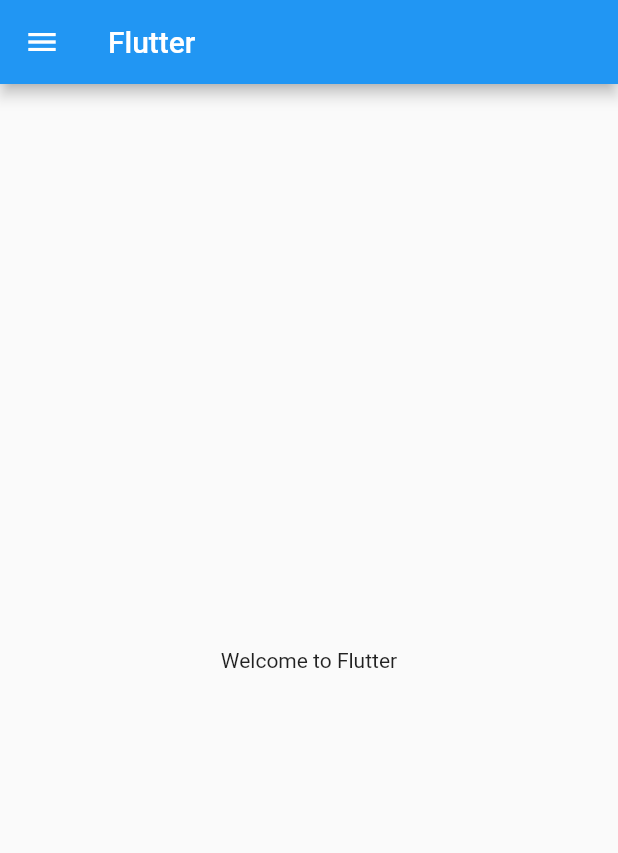
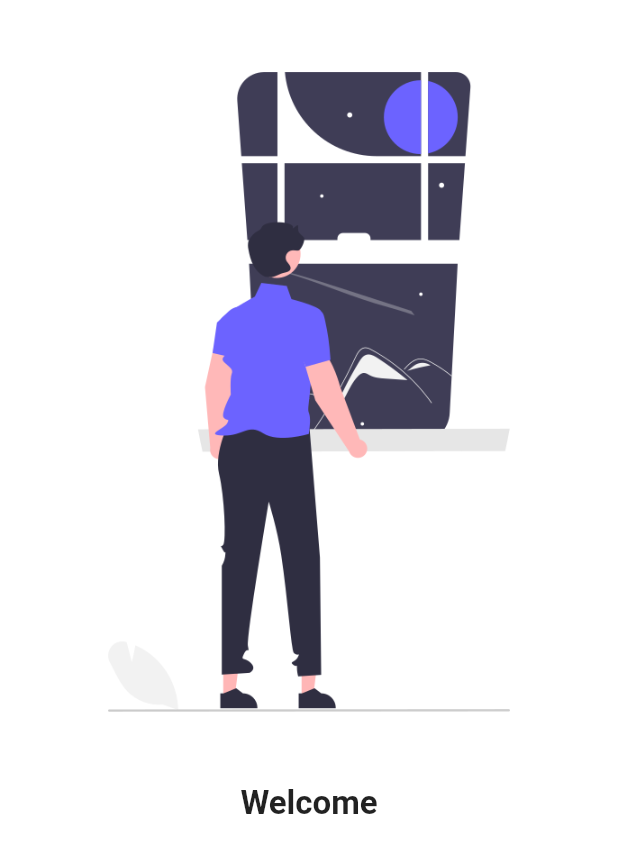
Before and after one commit to bsahani26/FlutterCatalogExample, a Flutter app: the screen it shows after launch, on a phone screen of 412 x 824 dp. Shown: the top 853 px of the screen. Run offline on Flutter 3.47's test engine with Material 2 defaults, Android fonts, the phone set to English and light mode, and no system bars.

Commit message:
understood routes, theme

```diff
--- a/lib/main.dart
+++ b/lib/main.dart
@@ -1,5 +1,6 @@
 import 'package:flutter/material.dart';
-import 'package:my_flutter_app/home_page.dart';
+import 'package:my_flutter_app/pages/home_page.dart';
+import 'package:my_flutter_app/pages/login_page.dart';
 
 void main() {
   runApp(const MyApp());
@@ -10,8 +11,17 @@ class MyApp extends StatelessWidget {
 
   @override
   Widget build(BuildContext context) {
-    return const MaterialApp(
-      home: HomePage(),
+    return MaterialApp(
+      themeMode: ThemeMode.light,
+      theme: ThemeData(
+        primarySwatch: Colors.deepPurple
+      ),
+      initialRoute: "/login",
+      routes: {
+        "/" : (context) => LoginPage(),
+        "/home" : (context) => HomePage(),
+        "/login" : (context) => LoginPage(),
+      },
     );
   }
 }
--- /dev/null
+++ b/lib/pages/login_page.dart
@@ -0,0 +1,22 @@
+import 'package:flutter/material.dart';
+import 'package:flutter/painting.dart';
+
+class LoginPage extends StatelessWidget {
+  const LoginPage({Key? key}) : super(key: key);
+
+  @override
+  Widget build(BuildContext context) {
+    return Material(
+      color: Colors.white,
+      child: Column(
+        children: [
+          Image.asset("assets/images/welcome_image.png",fit: BoxFit.cover,),
+          Text("Welcome",style: TextStyle(
+            fontSize: 22,
+            fontWeight: FontWeight.bold
+          ),)
+        ],
+      ),
+    );
+  }
+}
--- a/pubspec.yaml
+++ b/pubspec.yaml
@@ -36,6 +36,7 @@ dependencies:
   cupertino_icons: ^1.0.2
   english_words: ^4.0.0
   toast: ^0.1.5
+  google_fonts: ^2.3.2
 
 dev_dependencies:
   flutter_test:
@@ -60,8 +61,8 @@ flutter:
   uses-material-design: true
 
   # To add assets to your application, add an assets section, like this:
-  # assets:
-  #   - images/a_dot_burr.jpeg
+  assets:
+     - assets/images/
   #   - images/a_dot_ham.jpeg
 
   # An image asset can refer to one or more resolution-specific "variants", see
```
Also changed, not shown: assets/images/welcome_image.png (added), lib/pages/home_page.dart (renamed from lib/home_page.dart), pubspec.lock.
